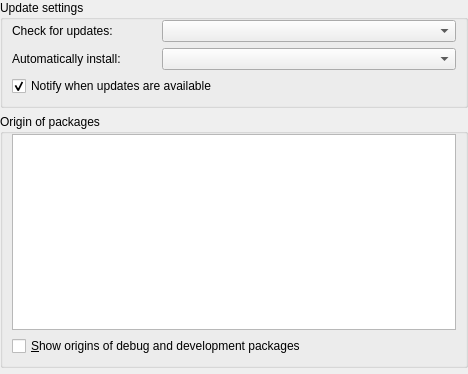
Above: Settings/KpkSettings.ui from KDE/apper before the change. Below: the same form after it.
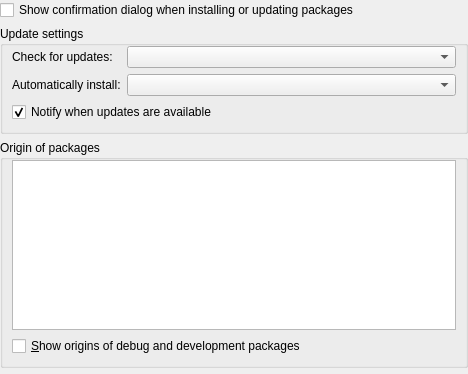
That is the form after the change. Custom widgets are drawn as their Qt base class.

Commit message: Added feature to skip confimation dialog when installing or updating additional packages. Improving the transaction dialog

```diff
--- a/Settings/KpkSettings.ui
+++ b/Settings/KpkSettings.ui
@@ -17,7 +17,52 @@
    <property name="margin">
     <number>0</number>
    </property>
-   <item row="0" column="0" colspan="2">
+   <item row="3" column="0" rowspan="2" colspan="2">
+    <widget class="QGroupBox" name="originGB">
+     <property name="sizePolicy">
+      <sizepolicy hsizetype="Preferred" vsizetype="Expanding">
+       <horstretch>0</horstretch>
+       <verstretch>0</verstretch>
+      </sizepolicy>
+     </property>
+     <property name="title">
+      <string>Origin of packages</string>
+     </property>
+     <layout class="QGridLayout" name="gridLayout_4">
+      <property name="topMargin">
+       <number>0</number>
+      </property>
+      <item row="0" column="0">
+       <widget class="QListView" name="originLW"/>
+      </item>
+      <item row="1" column="0">
+       <widget class="QCheckBox" name="showOriginsCB">
+        <property name="text">
+         <string>&amp;Show origins of debug and development packages</string>
+        </property>
+       </widget>
+      </item>
+     </layout>
+    </widget>
+   </item>
+   <item row="5" column="0" colspan="2">
+    <widget class="KpkTransactionBar" name="transactionBar" native="true">
+     <property name="sizePolicy">
+      <sizepolicy hsizetype="Preferred" vsizetype="Fixed">
+       <horstretch>0</horstretch>
+       <verstretch>0</verstretch>
+      </sizepolicy>
+     </property>
+    </widget>
+   </item>
+   <item row="1" column="0" colspan="2">
+    <widget class="QCheckBox" name="autoConfirmCB">
+     <property name="text">
+      <string>Show confirmation dialog when installing or updating packages</string>
+     </property>
+    </widget>
+   </item>
+   <item row="2" column="0" colspan="2">
     <widget class="QGroupBox" name="groupBox">
      <property name="sizePolicy">
       <sizepolicy hsizetype="Preferred" vsizetype="Fixed">
@@ -28,7 +73,7 @@
      <property name="title">
       <string>Update settings</string>
      </property>
-     <layout class="QGridLayout" name="gridLayout">
+     <layout class="QFormLayout" name="formLayout">
       <property name="topMargin">
        <number>0</number>
       </property>
@@ -39,7 +84,7 @@
         </property>
        </widget>
       </item>
-      <item row="0" column="1" colspan="2">
+      <item row="0" column="1">
        <widget class="KComboBox" name="intervalCB">
         <property name="currentIndex">
          <number>-1</number>
@@ -56,7 +101,7 @@
         </property>
        </widget>
       </item>
-      <item row="1" column="1" colspan="2">
+      <item row="1" column="1">
        <widget class="KComboBox" name="autoCB">
         <property name="enabled">
          <bool>true</bool>
@@ -82,44 +127,6 @@
      </layout>
     </widget>
    </item>
-   <item row="1" column="0" rowspan="2" colspan="2">
-    <widget class="QGroupBox" name="originGB">
-     <property name="sizePolicy">
-      <sizepolicy hsizetype="Preferred" vsizetype="Expanding">
-       <horstretch>0</horstretch>
-       <verstretch>0</verstretch>
-      </sizepolicy>
-     </property>
-     <property name="title">
-      <string>Origin of packages</string>
-     </property>
-     <layout class="QGridLayout" name="gridLayout_4">
-      <property name="topMargin">
-       <number>0</number>
-      </property>
-      <item row="0" column="0">
-       <widget class="QListView" name="originLW"/>
-      </item>
-      <item row="1" column="0">
-       <widget class="QCheckBox" name="showOriginsCB">
-        <property name="text">
-         <string>&amp;Show origins of debug and development packages</string>
-        </property>
-       </widget>
-      </item>
-     </layout>
-    </widget>
-   </item>
-   <item row="3" column="0" colspan="2">
-    <widget class="KpkTransactionBar" name="transactionBar" native="true">
-     <property name="sizePolicy">
-      <sizepolicy hsizetype="Preferred" vsizetype="Fixed">
-       <horstretch>0</horstretch>
-       <verstretch>0</verstretch>
-      </sizepolicy>
-     </property>
-    </widget>
-   </item>
   </layout>
  </widget>
  <customwidgets>
```
Left out of the diff: 14 changed lines with no effect on the pictures. The commit also changes 6 other files.
